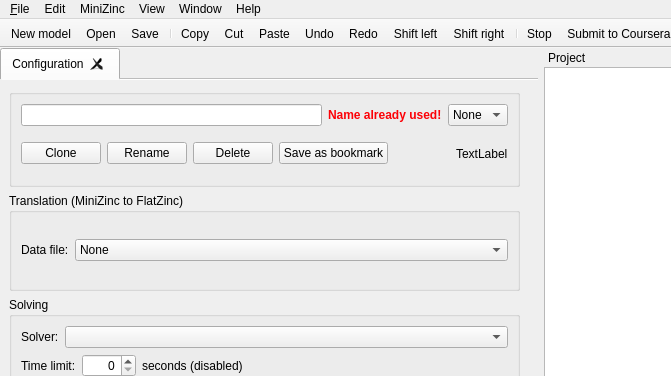
First picture: the form in MiniZincIDE/mainwindow.ui, repository MiniZinc/MiniZincIDE, before the edit; both pictures show x 0 to 671 and y 0 to 376 of the 800 by 1369 pixel window.
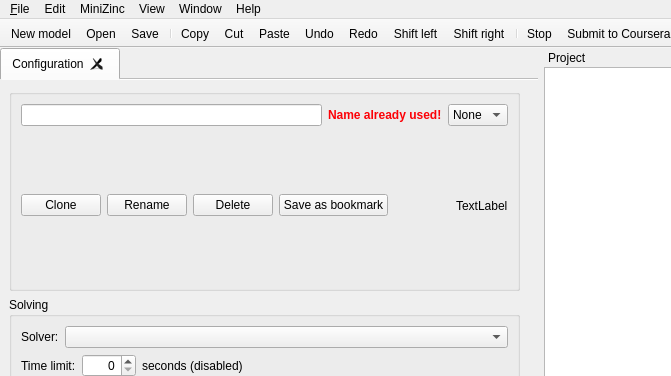
Second picture: the form after the edit. Icons and pictures are not drawn. Custom widgets are drawn as their Qt base class.

Commit message: Remove data file option from solver configuration

What changed in the file:
```diff
--- a/MiniZincIDE/mainwindow.ui
+++ b/MiniZincIDE/mainwindow.ui
@@ -91,7 +91,7 @@
              <x>0</x>
              <y>0</y>
              <width>614</width>
-             <height>1066</height>
+             <height>997</height>
             </rect>
            </property>
            <layout class="QVBoxLayout" name="verticalLayout_6">
@@ -200,47 +200,6 @@
               </layout>
              </widget>
             </item>
-            <item>
-             <widget class="QGroupBox" name="groupBox">
-              <property name="sizePolicy">
-               <sizepolicy hsizetype="Preferred" vsizetype="Minimum">
-                <horstretch>0</horstretch>
-                <verstretch>0</verstretch>
-               </sizepolicy>
-              </property>
-              <property name="title">
-               <string>Translation (MiniZinc to FlatZinc)</string>
-              </property>
-              <layout class="QVBoxLayout" name="verticalLayout_4">
-               <item>
-                <layout class="QHBoxLayout" name="horizontalLayout_2">
-                 <item>
-                  <widget class="QLabel" name="label_5">
-                   <property name="sizePolicy">
-                    <sizepolicy hsizetype="Fixed" vsizetype="Preferred">
-                     <horstretch>0</horstretch>
-                     <verstretch>0</verstretch>
-                    </sizepolicy>
-                   </property>
-                   <property name="text">
-                    <string>Data file:</string>
-                   </property>
-                  </widget>
-                 </item>
-                 <item>
-                  <widget class="QComboBox" name="conf_data_file">
-                   <item>
-                    <property name="text">
-                     <string>None</string>
-                    </property>
-                   </item>
-                  </widget>
-                 </item>
-                </layout>
-               </item>
-              </layout>
-             </widget>
-            </item>
             <item>
              <widget class="QGroupBox" name="groupBox_2">
               <property name="sizePolicy">
```
The commit also changes 5 other files.
